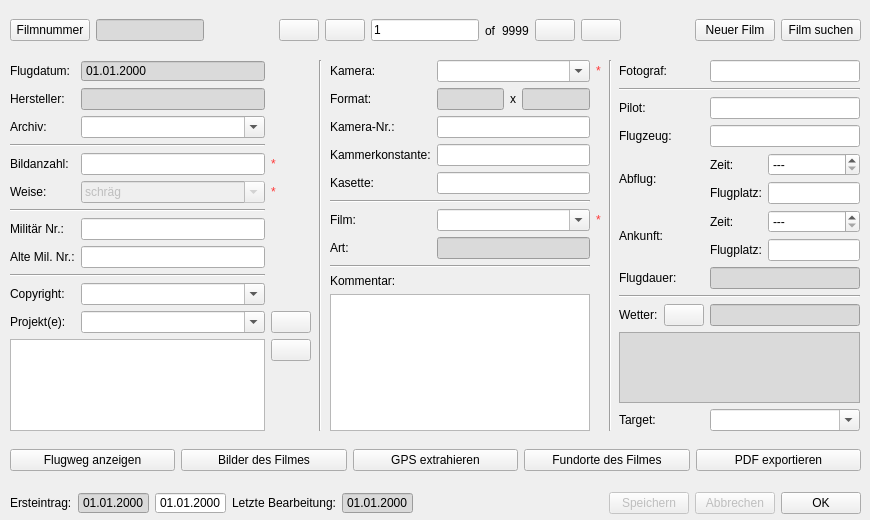
The window that APIS/forms/apis_film_form.ui (APIS-Luftbildarchiv/APIS) describes before a commit, drawn with Qt 5.
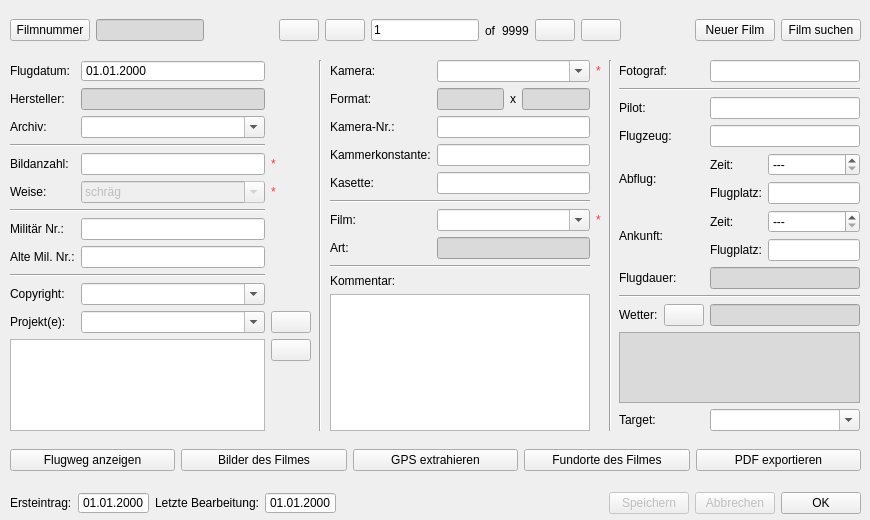
The same window after the commit. Icons and pictures are not drawn. Custom widgets are drawn as their Qt base class.

The edit to the form file:
```diff
--- a/APIS/forms/apis_film_form.ui
+++ b/APIS/forms/apis_film_form.ui
@@ -810,25 +810,6 @@
       </property>
      </widget>
     </item>
-    <item row="0" column="1">
-     <widget class="QDateEdit" name="uiFlightDate">
-      <property name="styleSheet">
-       <string notr="true">background-color: rgb(218, 218, 218);</string>
-      </property>
-      <property name="readOnly">
-       <bool>true</bool>
-      </property>
-      <property name="buttonSymbols">
-       <enum>QAbstractSpinBox::NoButtons</enum>
-      </property>
-      <property name="specialValueText">
-       <string>---</string>
-      </property>
-      <property name="displayFormat">
-       <string>dd.MM.yyyy</string>
-      </property>
-     </widget>
-    </item>
     <item row="4" column="2">
      <widget class="QLabel" name="label_3">
       <property name="styleSheet">
@@ -1049,6 +1030,39 @@
       </property>
      </widget>
     </item>
+    <item row="0" column="1">
+     <widget class="QgsDateTimeEdit" name="uiFlightQgsDate">
+      <property name="minimumSize">
+       <size>
+        <width>0</width>
+        <height>0</height>
+       </size>
+      </property>
+      <property name="styleSheet">
+       <string notr="true">.QWidget, QLineEdit, QToolButton { padding-right: 39px; }
+QgsDateTimeEdit {background-color: rgb(218, 218, 218);}</string>
+      </property>
+      <property name="readOnly">
+       <bool>true</bool>
+      </property>
+      <property name="buttonSymbols">
+       <enum>QAbstractSpinBox::NoButtons</enum>
+      </property>
+      <property name="date">
+       <date>
+        <year>2000</year>
+        <month>1</month>
+        <day>1</day>
+       </date>
+      </property>
+      <property name="displayFormat">
+       <string>dd.MM.yyyy</string>
+      </property>
+      <property name="allowNull">
+       <bool>false</bool>
+      </property>
+     </widget>
+    </item>
    </layout>
   </widget>
   <widget class="Line" name="line_10">
@@ -1100,31 +1114,6 @@
       </property>
      </widget>
     </item>
-    <item>
-     <widget class="QDateEdit" name="uiInitalEntryDate">
-      <property name="enabled">
-       <bool>true</bool>
-      </property>
-      <property name="autoFillBackground">
-       <bool>false</bool>
-      </property>
-      <property name="styleSheet">
-       <string notr="true">background-color: rgb(218, 218, 218);</string>
-      </property>
-      <property name="readOnly">
-       <bool>true</bool>
-      </property>
-      <property name="buttonSymbols">
-       <enum>QAbstractSpinBox::NoButtons</enum>
-      </property>
-      <property name="specialValueText">
-       <string>---</string>
-      </property>
-      <property name="displayFormat">
-       <string>dd.MM.yyyy</string>
-      </property>
-     </widget>
-    </item>
     <item>
      <widget class="QgsDateTimeEdit" name="uiInitalEntryQgsDate">
       <property name="minimumSize">
@@ -1134,7 +1123,8 @@
        </size>
       </property>
       <property name="styleSheet">
-       <string notr="true">.QWidget, QLineEdit, QToolButton { padding-right: 39px;}</string>
+       <string notr="true">.QWidget, QLineEdit, QToolButton { padding-right: 39px; }
+QgsDateTimeEdit {background-color: rgb(218, 218, 218);}</string>
       </property>
       <property name="readOnly">
        <bool>true</bool>
@@ -1142,6 +1132,13 @@
       <property name="buttonSymbols">
        <enum>QAbstractSpinBox::NoButtons</enum>
       </property>
+      <property name="date">
+       <date>
+        <year>2000</year>
+        <month>1</month>
+        <day>1</day>
+       </date>
+      </property>
       <property name="displayFormat">
        <string>dd.MM.yyyy</string>
       </property>
@@ -1158,12 +1155,16 @@
      </widget>
     </item>
     <item>
-     <widget class="QDateEdit" name="uiLastChangesDate">
-      <property name="enabled">
-       <bool>true</bool>
+     <widget class="QgsDateTimeEdit" name="uiLastChangesQgsDate">
+      <property name="minimumSize">
+       <size>
+        <width>0</width>
+        <height>0</height>
+       </size>
       </property>
       <property name="styleSheet">
-       <string notr="true">background-color: rgb(218, 218, 218);</string>
+       <string notr="true">.QWidget, QLineEdit, QToolButton { padding-right: 39px; }
+QgsDateTimeEdit {background-color: rgb(218, 218, 218);}</string>
       </property>
       <property name="readOnly">
        <bool>true</bool>
@@ -1171,8 +1172,12 @@
       <property name="buttonSymbols">
        <enum>QAbstractSpinBox::NoButtons</enum>
       </property>
-      <property name="specialValueText">
-       <string>---</string>
+      <property name="date">
+       <date>
+        <year>2000</year>
+        <month>1</month>
+        <day>1</day>
+       </date>
       </property>
       <property name="displayFormat">
        <string>dd.MM.yyyy</string>
```
Left out of the diff: 3 changed lines with no effect on the pictures.
